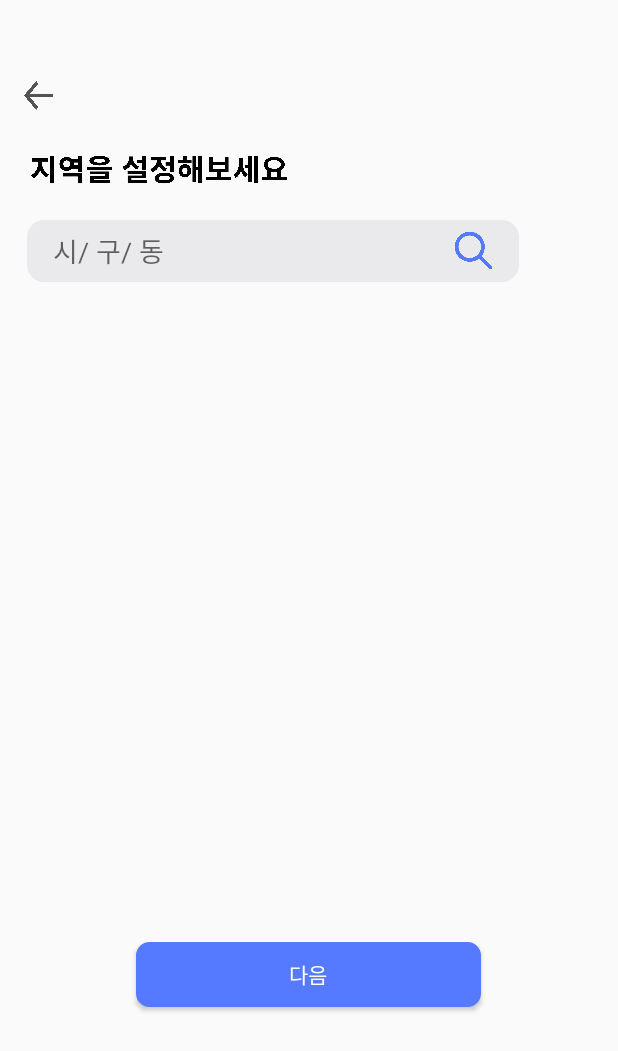
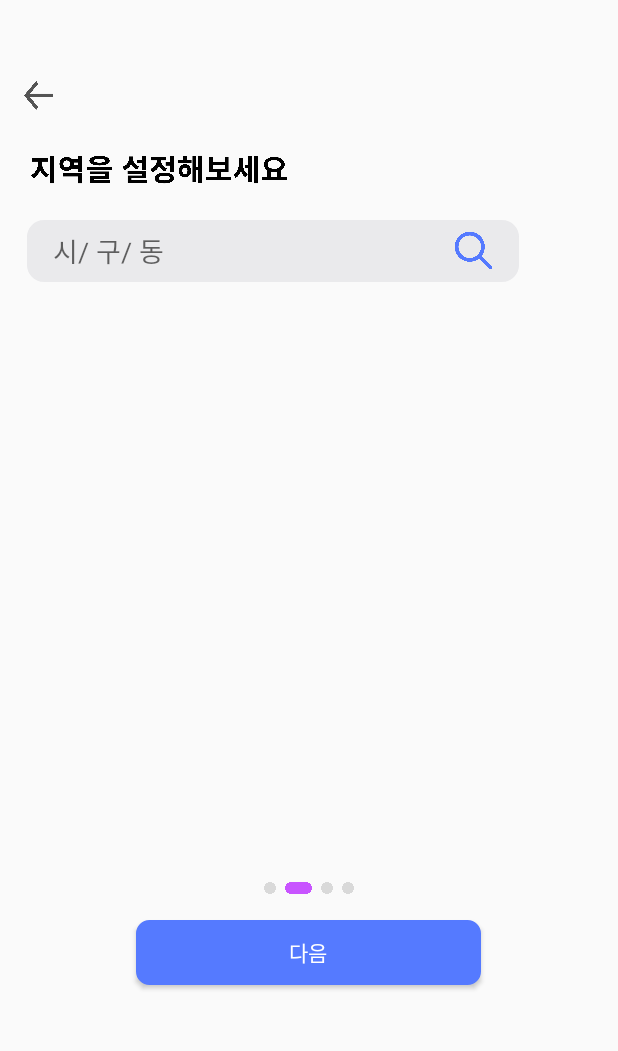
Before and after one commit to UMC-TogeDutch-Project/TogeDutch_FRONTEND, an Android app: the SignUpRegionActivity screen opened directly, with no data from a screen before it, on a phone screen of 412 x 824 dp. Shown: the top 1051 px of the screen. Run offline under Robolectric (Android 15) with nearby library versions, the phone set to English and light mode, and no system bars.

Commit message:
feat: 하단 진행상태바 추가

```diff
--- a/app/src/main/res/layout/activity_sign_up_region.xml
+++ b/app/src/main/res/layout/activity_sign_up_region.xml
@@ -60,7 +60,17 @@
     <View
         android:id="@+id/tableLayoutEdit"
         android:layout_width="match_parent"
-        android:layout_height="440dp"
+        android:layout_height="400dp"
+        />
+    <ImageView
+        android:layout_width="60dp"
+        android:layout_height="8dp"
+        android:layout_gravity="center"
+        android:src="@drawable/sign_up_status_bar_region"
+        />
+    <View
+        android:layout_width="match_parent"
+        android:layout_height="17dp"
         />
 
     <Button
```
Also changed, not shown: app/src/main/res/layout/activity_sign_up_alarm_keyword.xml (+11 -1 lines), app/src/main/res/drawable-v24/sign_up_status_bar_user_category.png (added), app/src/main/res/drawable-v24/sign_up_status_bar_user_info.png (added), app/src/main/res/drawable/sign_up_status_bar_region.png (added).
